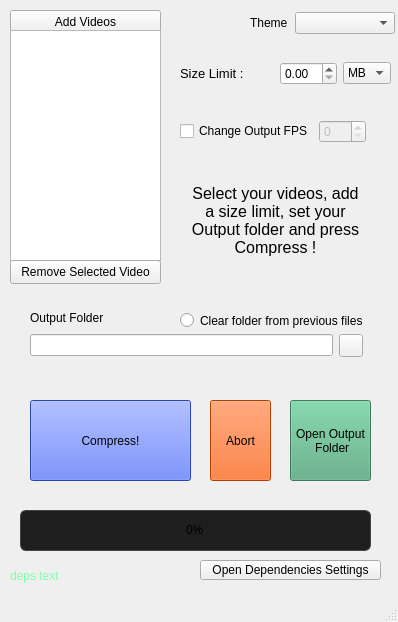
Above: mainwindow.ui from MathMot/GuiVideoCompressor before the change. Below: the same form after it.
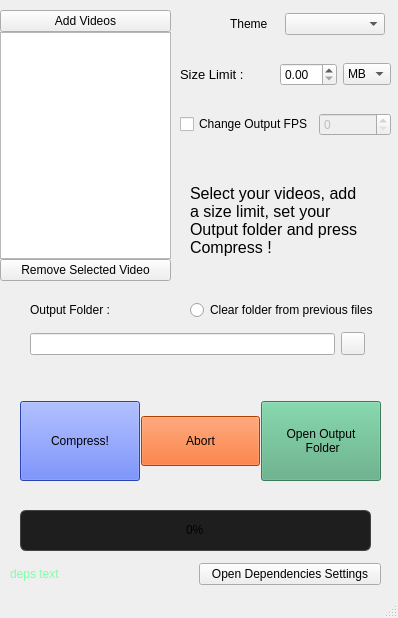
That is the form after the change. Icons and pictures are not drawn.

Commit message: Fixed UI issue with Linux +  added default theme Fusion

Diff of the .ui file:
```diff
--- a/mainwindow.ui
+++ b/mainwindow.ui
@@ -10,185 +10,13 @@
     <x>0</x>
     <y>0</y>
     <width>398</width>
-    <height>622</height>
+    <height>618</height>
    </rect>
   </property>
   <property name="windowTitle">
    <string>MainWindow</string>
   </property>
   <widget class="QWidget" name="centralwidget">
-   <widget class="QPushButton" name="button_AddVideos">
-    <property name="geometry">
-     <rect>
-      <x>10</x>
-      <y>10</y>
-      <width>151</width>
-      <height>24</height>
-     </rect>
-    </property>
-    <property name="text">
-     <string>Add Videos</string>
-    </property>
-   </widget>
-   <widget class="QListWidget" name="videoList">
-    <property name="geometry">
-     <rect>
-      <x>10</x>
-      <y>30</y>
-      <width>151</width>
-      <height>231</height>
-     </rect>
-    </property>
-    <property name="alternatingRowColors">
-     <bool>true</bool>
-    </property>
-    <property name="iconSize">
-     <size>
-      <width>32</width>
-      <height>32</height>
-     </size>
-    </property>
-    <property name="verticalScrollMode">
-     <enum>QAbstractItemView::ScrollMode::ScrollPerPixel</enum>
-    </property>
-    <property name="horizontalScrollMode">
-     <enum>QAbstractItemView::ScrollMode::ScrollPerPixel</enum>
-    </property>
-    <property name="movement">
-     <enum>QListView::Movement::Static</enum>
-    </property>
-    <property name="viewMode">
-     <enum>QListView::ViewMode::ListMode</enum>
-    </property>
-    <property name="uniformItemSizes">
-     <bool>true</bool>
-    </property>
-    <property name="itemAlignment">
-     <set>Qt::AlignmentFlag::AlignLeading</set>
-    </property>
-   </widget>
-   <widget class="QPushButton" name="button_removeSelectedVideo">
-    <property name="geometry">
-     <rect>
-      <x>10</x>
-      <y>260</y>
-      <width>151</width>
-      <height>24</height>
-     </rect>
-    </property>
-    <property name="text">
-     <string>Remove Selected Video</string>
-    </property>
-   </widget>
-   <widget class="QLabel" name="label_2">
-    <property name="geometry">
-     <rect>
-      <x>30</x>
-      <y>300</y>
-      <width>81</width>
-      <height>36</height>
-     </rect>
-    </property>
-    <property name="text">
-     <string>Output Folder</string>
-    </property>
-   </widget>
-   <widget class="QWidget" name="horizontalLayoutWidget">
-    <property name="geometry">
-     <rect>
-      <x>30</x>
-      <y>330</y>
-      <width>346</width>
-      <height>31</height>
-     </rect>
-    </property>
-    <layout class="QHBoxLayout" name="horizontalLayout">
-     <item>
-      <widget class="QLineEdit" name="lineEdit_outputFolder">
-       <property name="readOnly">
-        <bool>true</bool>
-       </property>
-      </widget>
-     </item>
-     <item>
-      <widget class="QToolButton" name="toolButton_choseOutputFolder">
-       <property name="text">
-        <string/>
-       </property>
-       <property name="icon">
-        <iconset theme="QIcon::ThemeIcon::FolderOpen"/>
-       </property>
-      </widget>
-     </item>
-     <item>
-      <widget class="QLabel" name="label_3">
-       <property name="text">
-        <string/>
-       </property>
-      </widget>
-     </item>
-    </layout>
-   </widget>
-   <widget class="QRadioButton" name="radioButton_clearOutputFolder">
-    <property name="geometry">
-     <rect>
-      <x>180</x>
-      <y>310</y>
-      <width>191</width>
-      <height>21</height>
-     </rect>
-    </property>
-    <property name="toolTip">
-     <string extracomment="test"/>
-    </property>
-    <property name="text">
-     <string>Clear folder from previous files</string>
-    </property>
-   </widget>
-   <widget class="QPushButton" name="pushButton_compress">
-    <property name="geometry">
-     <rect>
-      <x>30</x>
-      <y>400</y>
-      <width>161</width>
-      <height>81</height>
-     </rect>
-    </property>
-    <property name="styleSheet">
-     <string notr="true">background-color: rgb(57, 93, 255);</string>
-    </property>
-    <property name="text">
-     <string>Compress!</string>
-    </property>
-    <property name="autoDefault">
-     <bool>false</bool>
-    </property>
-    <property name="default">
-     <bool>false</bool>
-    </property>
-    <property name="flat">
-     <bool>false</bool>
-    </property>
-   </widget>
-   <widget class="QPushButton" name="pushButton_abort">
-    <property name="geometry">
-     <rect>
-      <x>210</x>
-      <y>400</y>
-      <width>61</width>
-      <height>81</height>
-     </rect>
-    </property>
-    <property name="styleSheet">
-     <string notr="true">background-color: rgb(255, 85, 0);</string>
-    </property>
-    <property name="text">
-     <string>Abort</string>
-    </property>
-    <property name="default">
-     <bool>false</bool>
-    </property>
-   </widget>
    <widget class="QProgressBar" name="progressBar">
     <property name="geometry">
      <rect>
@@ -246,14 +74,11 @@
 Output folder and press Compress !</string>
     </property>
     <property name="textFormat">
-     <enum>Qt::TextFormat::AutoText</enum>
+     <enum>Qt::PlainText</enum>
     </property>
     <property name="scaledContents">
      <bool>true</bool>
     </property>
-    <property name="alignment">
-     <set>Qt::AlignmentFlag::AlignCenter</set>
-    </property>
     <property name="wordWrap">
      <bool>true</bool>
     </property>
@@ -261,26 +86,6 @@
      <number>-1</number>
     </property>
    </widget>
-   <widget class="QPushButton" name="pushButton_open_output_folder">
-    <property name="geometry">
-     <rect>
-      <x>290</x>
-      <y>400</y>
-      <width>81</width>
-      <height>81</height>
-     </rect>
-    </property>
-    <property name="styleSheet">
-     <string notr="true">background-color: rgb(85, 170, 127);</string>
-    </property>
-    <property name="text">
-     <string>Open Output
- Folder</string>
-    </property>
-    <property name="default">
-     <bool>false</bool>
-    </property>
-   </widget>
    <widget class="QLabel" name="label_4">
     <property name="geometry">
      <rect>
@@ -305,99 +110,13 @@
      <bool>true</bool>
     </property>
    </widget>
-   <widget class="QPushButton" name="pushButton_open_deps_folder">
+   <widget class="QWidget" name="layoutWidget">
     <property name="geometry">
      <rect>
-      <x>170</x>
-      <y>730</y>
-      <width>101</width>
-      <height>71</height>
-     </rect>
-    </property>
-    <property name="text">
-     <string>Open The Deps
- Folder</string>
-    </property>
-   </widget>
-   <widget class="QPushButton" name="pushButton_3">
-    <property name="geometry">
-     <rect>
-      <x>280</x>
-      <y>730</y>
-      <width>101</width>
-      <height>71</height>
-     </rect>
-    </property>
-    <property name="text">
-     <string>Refresh
- Dependencies</string>
-    </property>
-   </widget>
-   <widget class="QLabel" name="label_ffmpeg_detection">
-    <property name="geometry">
-     <rect>
-      <x>10</x>
-      <y>730</y>
-      <width>121</width>
-      <height>31</height>
-     </rect>
-    </property>
-    <property name="text">
-     <string>FFMPEG is Detected</string>
-    </property>
-   </widget>
-   <widget class="QLabel" name="label_ffprobe_detection">
-    <property name="geometry">
-     <rect>
-      <x>10</x>
-      <y>760</y>
-      <width>131</width>
-      <height>41</height>
-     </rect>
-    </property>
-    <property name="text">
-     <string>FFPROBE is Not Detected</string>
-    </property>
-   </widget>
-   <widget class="QPushButton" name="pushButton_open_settings">
-    <property name="geometry">
-     <rect>
-      <x>200</x>
-      <y>560</y>
-      <width>181</width>
-      <height>20</height>
-     </rect>
-    </property>
-    <property name="text">
-     <string>Open Dependencies Settings</string>
-    </property>
-   </widget>
-   <widget class="QLabel" name="label_dependencies_check">
-    <property name="geometry">
-     <rect>
-      <x>10</x>
-      <y>560</y>
-      <width>261</width>
-      <height>31</height>
-     </rect>
-    </property>
-    <property name="styleSheet">
-     <string notr="true">color: rgb(126, 255, 169);</string>
-    </property>
-    <property name="text">
-     <string>deps text</string>
-    </property>
-    <property name="wordWrap">
-     <bool>true</bool>
-    </property>
-   </widget>
-   <widget class="QWidget" name="">
-    <property name="geometry">
-     <rect>
-      <x>250</x>
+      <x>230</x>
       <y>10</y>
-      <width>145</width>
-      <height>26</height>
+      <width>155</width>
+      <height>28</height>
      </rect>
     </property>
     <layout class="QHBoxLayout" name="horizontalLayout_2">
@@ -432,13 +151,13 @@
      </item>
     </layout>
    </widget>
-   <widget class="QWidget" name="">
+   <widget class="QWidget" name="layoutWidget">
     <property name="geometry">
      <rect>
       <x>180</x>
       <y>60</y>
       <width>211</width>
-      <height>27</height>
+      <height>29</height>
      </rect>
     </property>
     <layout class="QHBoxLayout" name="horizontalLayout_3">
@@ -512,18 +231,18 @@
      </item>
     </layout>
    </widget>
-   <widget class="QWidget" name="">
+   <widget class="QWidget" name="layoutWidget">
     <property name="geometry">
      <rect>
       <x>180</x>
-      <y>120</y>
-      <width>181</width>
-      <height>27</height>
+      <y>110</y>
+      <width>211</width>
+      <height>29</height>
      </rect>
     </property>
     <layout class="QHBoxLayout" name="horizontalLayout_4">
      <property name="sizeConstraint">
-      <enum>QLayout::SizeConstraint::SetFixedSize</enum>
+      <enum>QLayout::SetDefaultConstraint</enum>
      </property>
      <item>
       <widget class="QCheckBox" name="checkBox_outputFPS">
@@ -559,6 +278,304 @@
      </item>
     </layout>
    </widget>
+   <widget class="QWidget" name="">
+    <property name="geometry">
+     <rect>
+      <x>30</x>
+      <y>300</y>
+      <width>348</width>
+      <height>62</height>
+     </rect>
+    </property>
+    <layout class="QVBoxLayout" name="verticalLayout">
+     <item>
+      <layout class="QHBoxLayout" name="horizontalLayout_5">
+       <item>
+        <widget class="QLabel" name="label_2">
+         <property name="text">
+          <string>Output Folder :</string>
+         </property>
+        </widget>
+       </item>
+       <item>
+        <widget class="QRadioButton" name="radioButton_clearOutputFolder">
+         <property name="toolTip">
+          <string extracomment="test"/>
+         </property>
+         <property name="text">
+          <string>Clear folder from previous files</string>
+         </property>
+        </widget>
+       </item>
+      </layout>
+     </item>
+     <item>
+      <layout class="QHBoxLayout" name="horizontalLayout">
+       <item>
+        <widget class="QLineEdit" name="lineEdit_outputFolder">
+         <property name="readOnly">
+          <bool>true</bool>
+         </property>
+        </widget>
+       </item>
+       <item>
+        <widget class="QToolButton" name="toolButton_choseOutputFolder">
+         <property name="text">
+          <string/>
+         </property>
+         <property name="icon">
+          <iconset theme="QIcon::ThemeIcon::FolderOpen">
+           <normaloff>.</normaloff>.</iconset>
+         </property>
+        </widget>
+       </item>
+       <item>
+        <widget class="QLabel" name="label_3">
+         <property name="text">
+          <string/>
+         </property>
+        </widget>
+       </item>
+      </layout>
+     </item>
+    </layout>
+   </widget>
+   <widget class="QWidget" name="">
+    <property name="geometry">
+     <rect>
+      <x>0</x>
+      <y>10</y>
+      <width>171</width>
+      <height>271</height>
+     </rect>
+    </property>
+    <layout class="QVBoxLayout" name="verticalLayout_2">
+     <property name="spacing">
+      <number>0</number>
+     </property>
+     <item>
+      <widget class="QPushButton" name="button_AddVideos">
+       <property name="text">
+        <string>Add Videos</string>
+       </property>
+      </widget>
+     </item>
+     <item>
+      <widget class="QListWidget" name="videoList">
+       <property name="alternatingRowColors">
+        <bool>true</bool>
+       </property>
+       <property name="iconSize">
+        <size>
+         <width>32</width>
+         <height>32</height>
+        </size>
+       </property>
+       <property name="verticalScrollMode">
+        <enum>QAbstractItemView::ScrollPerItem</enum>
+       </property>
+       <property name="horizontalScrollMode">
+        <enum>QAbstractItemView::ScrollPerItem</enum>
+       </property>
+       <property name="movement">
+        <enum>QListView::Static</enum>
+       </property>
+       <property name="viewMode">
+        <enum>QListView::ListMode</enum>
+       </property>
+       <property name="uniformItemSizes">
+        <bool>true</bool>
+       </property>
+      </widget>
+     </item>
+     <item>
+      <widget class="QPushButton" name="button_removeSelectedVideo">
+       <property name="text">
+        <string>Remove Selected Video</string>
+       </property>
+      </widget>
+     </item>
+    </layout>
+   </widget>
+   <widget class="QWidget" name="">
+    <property name="geometry">
+     <rect>
+      <x>20</x>
+      <y>390</y>
+      <width>361</width>
+      <height>102</height>
+     </rect>
+    </property>
+    <layout class="QHBoxLayout" name="horizontalLayout_6" stretch="0,0,0">
+     <property name="spacing">
+      <number>1</number>
+     </property>
+     <property name="bottomMargin">
+      <number>0</number>
+     </property>
+     <item>
+      <widget class="QPushButton" name="pushButton_compress">
+       <property name="minimumSize">
+        <size>
+         <width>0</width>
+         <height>80</height>
+        </size>
+       </property>
+       <property name="styleSheet">
+        <string notr="true">background-color: rgb(57, 93, 255);</string>
+       </property>
+       <property name="text">
+        <string>Compress!</string>
+       </property>
+       <property name="autoDefault">
+        <bool>false</bool>
+       </property>
+       <property name="default">
+        <bool>false</bool>
+       </property>
+       <property name="flat">
+        <bool>false</bool>
+       </property>
+      </widget>
+     </item>
+     <item>
+      <widget class="QPushButton" name="pushButton_abort">
+       <property name="minimumSize">
+        <size>
+         <width>0</width>
+         <height>50</height>
+        </size>
+       </property>
+       <property name="styleSheet">
+        <string notr="true">background-color: rgb(255, 85, 0);</string>
+       </property>
+       <property name="text">
+        <string>Abort</string>
+       </property>
+       <property name="default">
+        <bool>false</bool>
+       </property>
+      </widget>
+     </item>
+     <item>
+      <widget class="QPushButton" name="pushButton_open_output_folder">
+       <property name="minimumSize">
+        <size>
+         <width>0</width>
+         <height>80</height>
+        </size>
+       </property>
+       <property name="styleSheet">
+        <string notr="true">background-color: rgb(85, 170, 127);</string>
+       </property>
+       <property name="text">
+        <string>Open Output
+ Folder</string>
+       </property>
+       <property name="default">
+        <bool>false</bool>
+       </property>
+      </widget>
+     </item>
+    </layout>
+   </widget>
+   <widget class="QWidget" name="">
+    <property name="geometry">
+     <rect>
+      <x>10</x>
+      <y>560</y>
+      <width>371</width>
+      <height>28</height>
+     </rect>
+    </property>
+    <layout class="QHBoxLayout" name="horizontalLayout_7">
+     <item>
+      <widget class="QLabel" name="label_dependencies_check">
+       <property name="styleSheet">
+        <string notr="true">color: rgb(126, 255, 169);</string>
+       </property>
+       <property name="text">
+        <string>deps text</string>
+       </property>
+       <property name="wordWrap">
+        <bool>true</bool>
+       </property>
+      </widget>
+     </item>
+     <item>
+      <widget class="QPushButton" name="pushButton_open_settings">
+       <property name="text">
+        <string>Open Dependencies Settings</string>
+       </property>
+      </widget>
+     </item>
+    </layout>
+   </widget>
+   <widget class="QWidget" name="">
+    <property name="geometry">
+     <rect>
+      <x>10</x>
+      <y>720</y>
+      <width>221</width>
+      <height>101</height>
+     </rect>
+    </property>
+    <layout class="QVBoxLayout" name="verticalLayout_3">
+     <item>
+      <widget class="QLabel" name="label_ffmpeg_detection">
+       <property name="text">
+        <string>FFMPEG is Detected</string>
+       </property>
+       <property name="wordWrap">
+        <bool>true</bool>
+       </property>
+      </widget>
+     </item>
+     <item>
+      <widget class="QLabel" name="label_ffprobe_detection">
+       <property name="text">
+        <string>FFPROBE is Not Detected</string>
+       </property>
+       <property name="wordWrap">
+        <bool>true</bool>
+       </property>
+      </widget>
+     </item>
+    </layout>
+   </widget>
+   <widget class="QWidget" name="">
+    <property name="geometry">
+     <rect>
+      <x>270</x>
+      <y>720</y>
+      <width>109</width>
+      <height>102</height>
+     </rect>
+    </property>
+    <layout class="QVBoxLayout" name="verticalLayout_4">
+     <item>
+      <widget class="QPushButton" name="pushButton_open_deps_folder">
+       <property name="minimumSize">
+        <size>
+         <width>10</width>
+         <height>50</height>
+        </size>
+       </property>
+       <property name="text">
+        <string>Deps Folder</string>
+       </property>
+      </widget>
+     </item>
+     <item>
+      <widget class="QPushButton" name="pushButton_3">
+       <property name="text">
+        <string>Refresh
+ Dependencies</string>
+       </property>
+      </widget>
+     </item>
+    </layout>
+   </widget>
   </widget>
   <widget class="QMenuBar" name="menubar">
    <property name="geometry">
```
Left out of the diff: 4 changed lines with no effect on the pictures. The commit also changes 1 other file.
